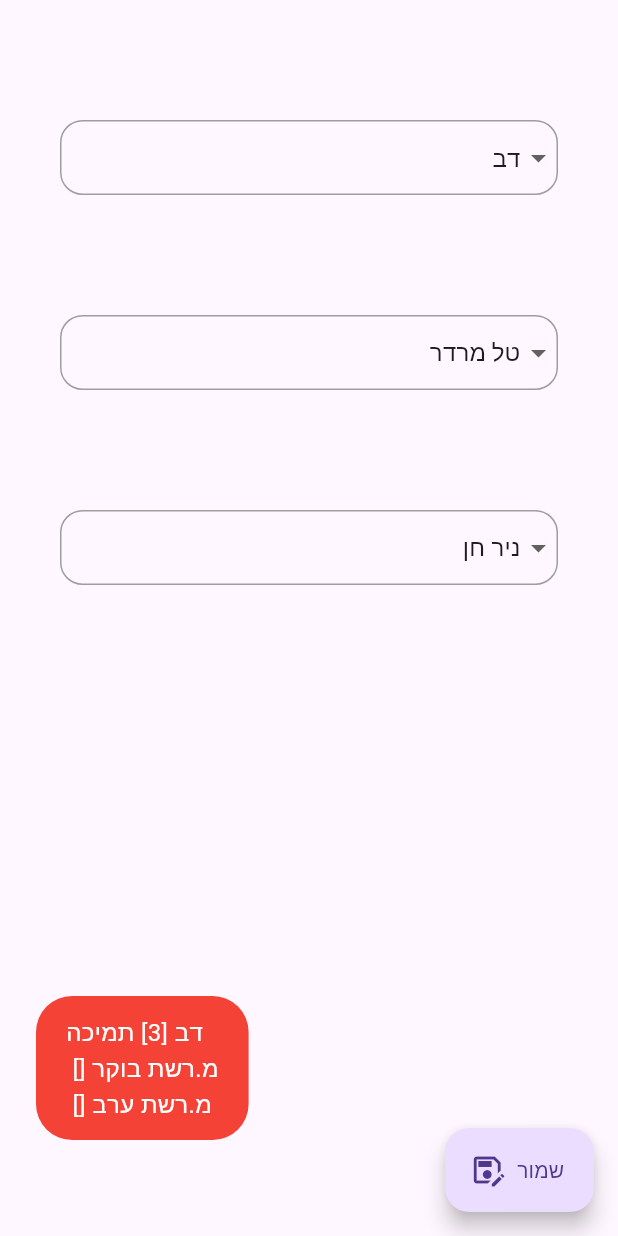
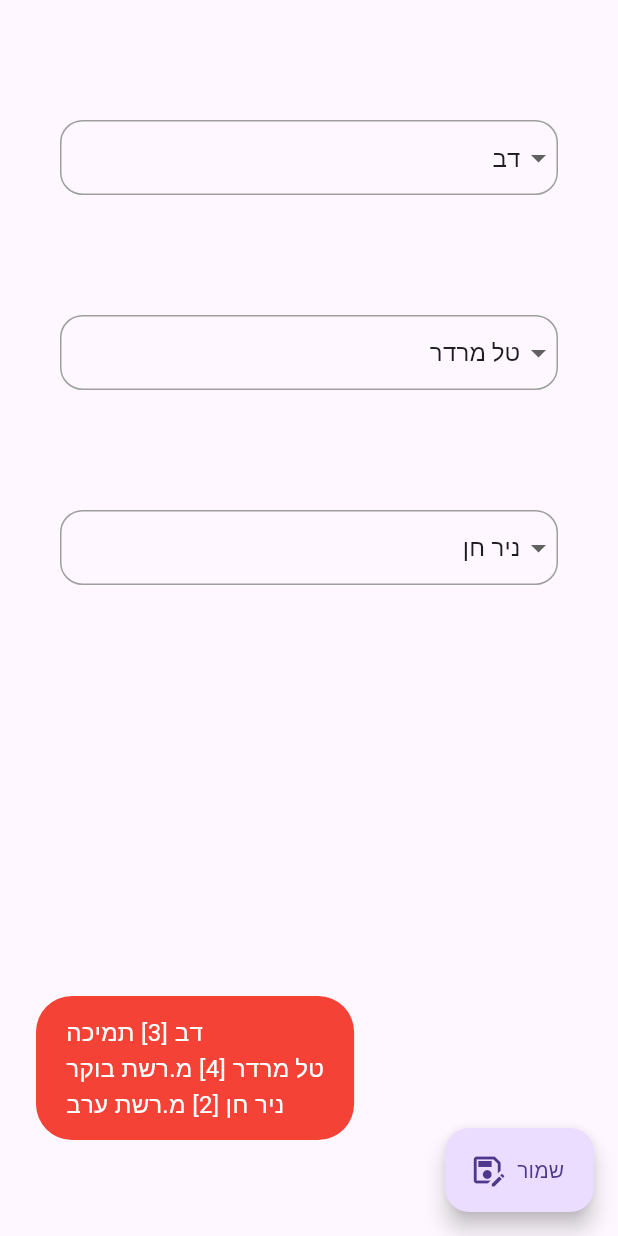
Before and after one commit to marom7/combo_box, a Flutter app: the screen it shows after launch, after a tap on "שמור", on a phone screen of 412 x 824 dp. Run offline on Flutter 3.47's test engine with Material 3 defaults, Android fonts, the phone set to English and light mode, and no system bars; our stand-ins replace fluttertoast.

Commit message:
alpje 0.4

```diff
--- a/lib/main.dart
+++ b/lib/main.dart
@@ -63,8 +63,8 @@ class _MyAppState extends State<MyApp> {
           onPressed: () {
             Fluttertoast.showToast(
                 msg: '${cmbHD.selectedValue!} [${cmbHD.selectedIndex}] תמיכה\n'
-                    '${cmbIT1.selectedValue!} [${cmbIT1.selectedIndex}] מ.רשת בוקר\n'
-                    '${cmbIT2.selectedValue!} [${cmbIT2.selectedIndex}] מ.רשת ערב',
+                    '${cmbAdmin1.selectedValue!} [${cmbAdmin1.selectedIndex}] מ.רשת בוקר\n'
+                    '${cmbAdmin2.selectedValue!} [${cmbAdmin2.selectedIndex}] מ.רשת ערב',
                 toastLength: Toast.LENGTH_LONG,
                 gravity: ToastGravity.BOTTOM_LEFT,
                 timeInSecForIosWeb: 1,
```
